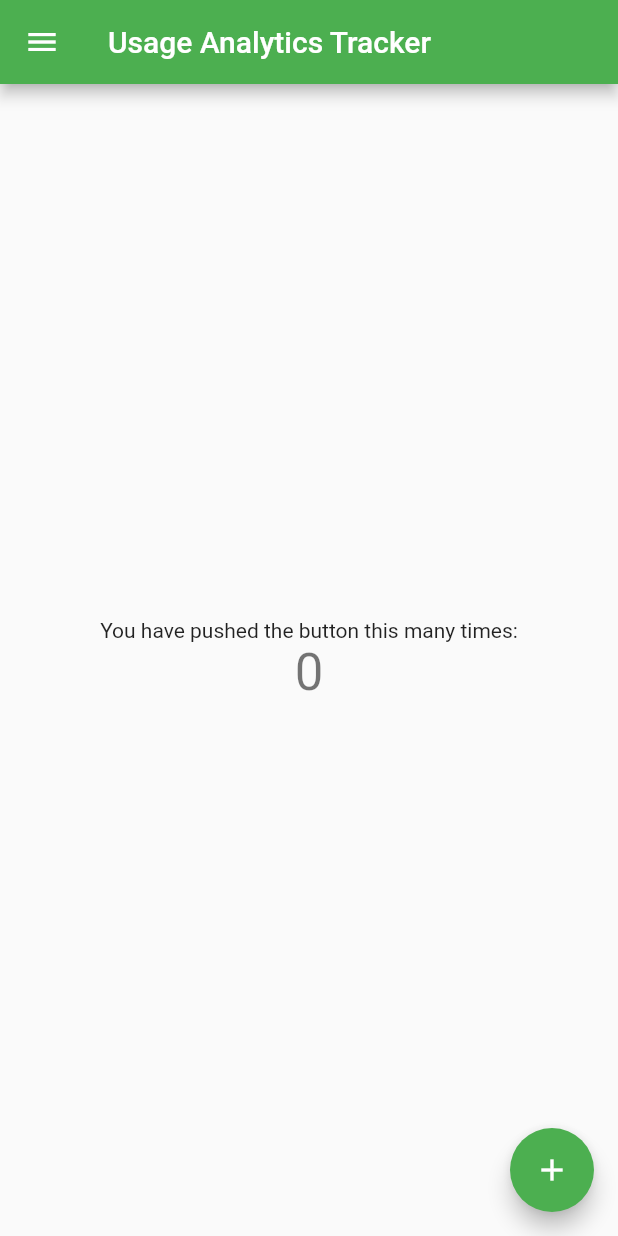
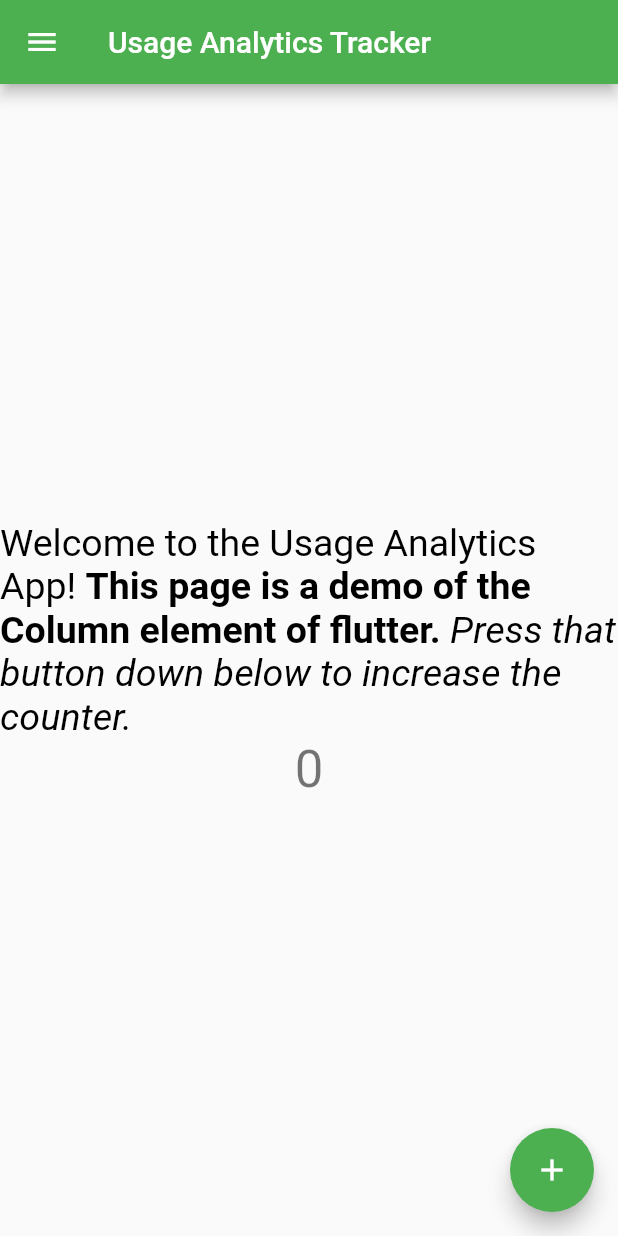
Before and after one commit to PranavSakthivel/usageanalytics_app, a Flutter app: the screen it shows after launch, on a phone screen of 412 x 824 dp. Run offline on Flutter 3.47's test engine with Material 2 defaults, Android fonts, the phone set to English and light mode, and no system bars; our stand-ins replace cloud_firestore; accounts and stored records are empty.

Commit message:
Changed font style to use 25pt, bold, and italic

```diff
--- a/lib/main.dart
+++ b/lib/main.dart
@@ -107,8 +107,15 @@ class _MyHomePageState extends State<MyHomePage> {
           // horizontal).
           mainAxisAlignment: MainAxisAlignment.center,
           children: <Widget>[
-            Text(
-              'You have pushed the button this many times:',
+            RichText(
+              text: TextSpan(
+                text: 'Welcome to the Usage Analytics App! ',
+                style: /*DefaultTextStyle.of(context).style*/TextStyle(fontSize: 25.0, color: Colors.black),
+                children: <TextSpan>[
+                  TextSpan(text: 'This page is a demo of the Column element of flutter. ', style: TextStyle(fontWeight: FontWeight.bold)),
+                  TextSpan(text: 'Press that button down below to increase the counter.', style: TextStyle(fontStyle: FontStyle.italic)),
+                ],
+              ),
             ),
             Text(
               '$_counter',
```
